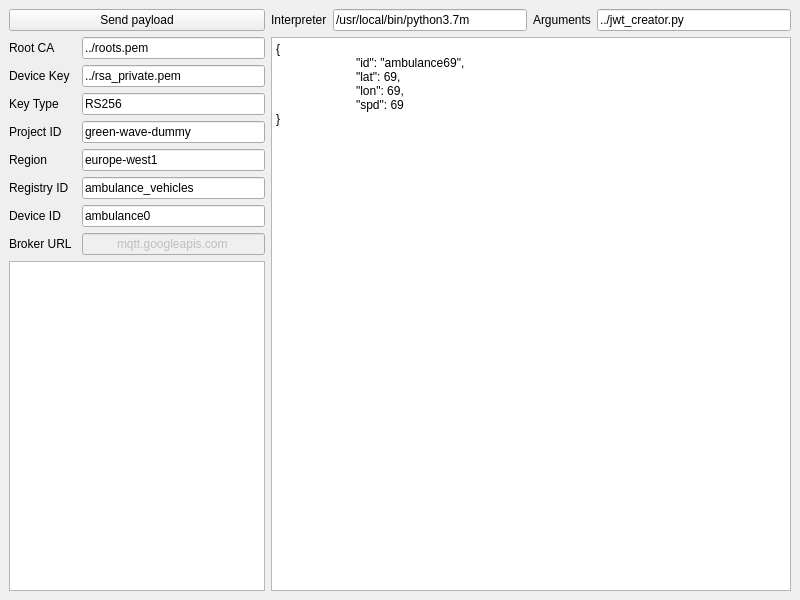
Before: the Qt Designer form mqtt/simulator/mainwindow.ui in maza4aka/green-waves, drawn with Qt 5.
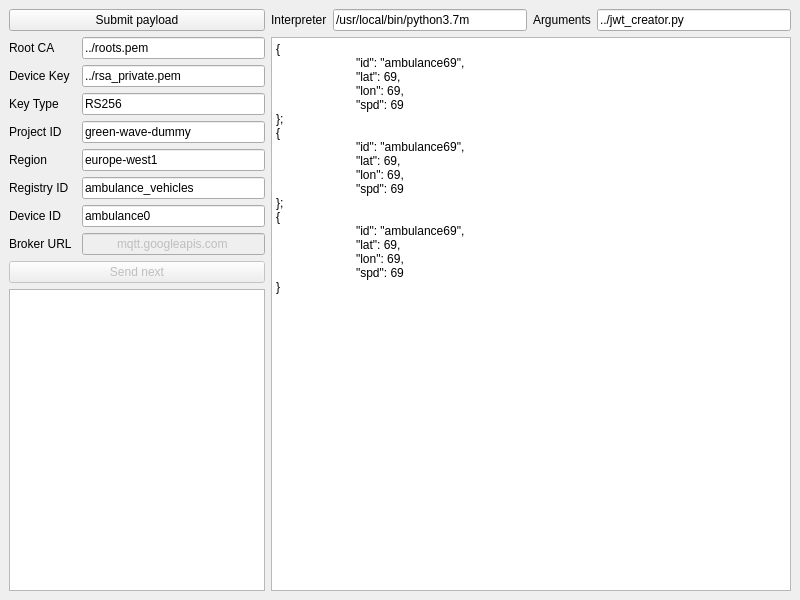
After: the same form once the commit is applied.

Commit message: Implement ability to send multiple payloads

```diff
--- a/mqtt/simulator/mainwindow.ui
+++ b/mqtt/simulator/mainwindow.ui
@@ -20,7 +20,7 @@
       <item>
        <widget class="QPushButton" name="publish">
         <property name="text">
-         <string>Send payload</string>
+         <string>Submit payload</string>
         </property>
        </widget>
       </item>
@@ -344,6 +344,16 @@
         </item>
        </layout>
       </item>
+      <item>
+       <widget class="QPushButton" name="send">
+        <property name="enabled">
+         <bool>false</bool>
+        </property>
+        <property name="text">
+         <string>Send next</string>
+        </property>
+       </widget>
+      </item>
       <item>
        <widget class="QTextBrowser" name="console">
         <property name="sizePolicy">
@@ -404,6 +414,18 @@
 	&quot;lat&quot;: 69,
 	&quot;lon&quot;: 69,
 	&quot;spd&quot;: 69
+};
+{
+	&quot;id&quot;: &quot;ambulance69&quot;,
+	&quot;lat&quot;: 69,
+	&quot;lon&quot;: 69,
+	&quot;spd&quot;: 69
+};
+{
+	&quot;id&quot;: &quot;ambulance69&quot;,
+	&quot;lat&quot;: 69,
+	&quot;lon&quot;: 69,
+	&quot;spd&quot;: 69
 }</string>
         </property>
        </widget>
```
Left out of the diff: 4 changed lines with no effect on the pictures. The commit also changes 5 other files.
